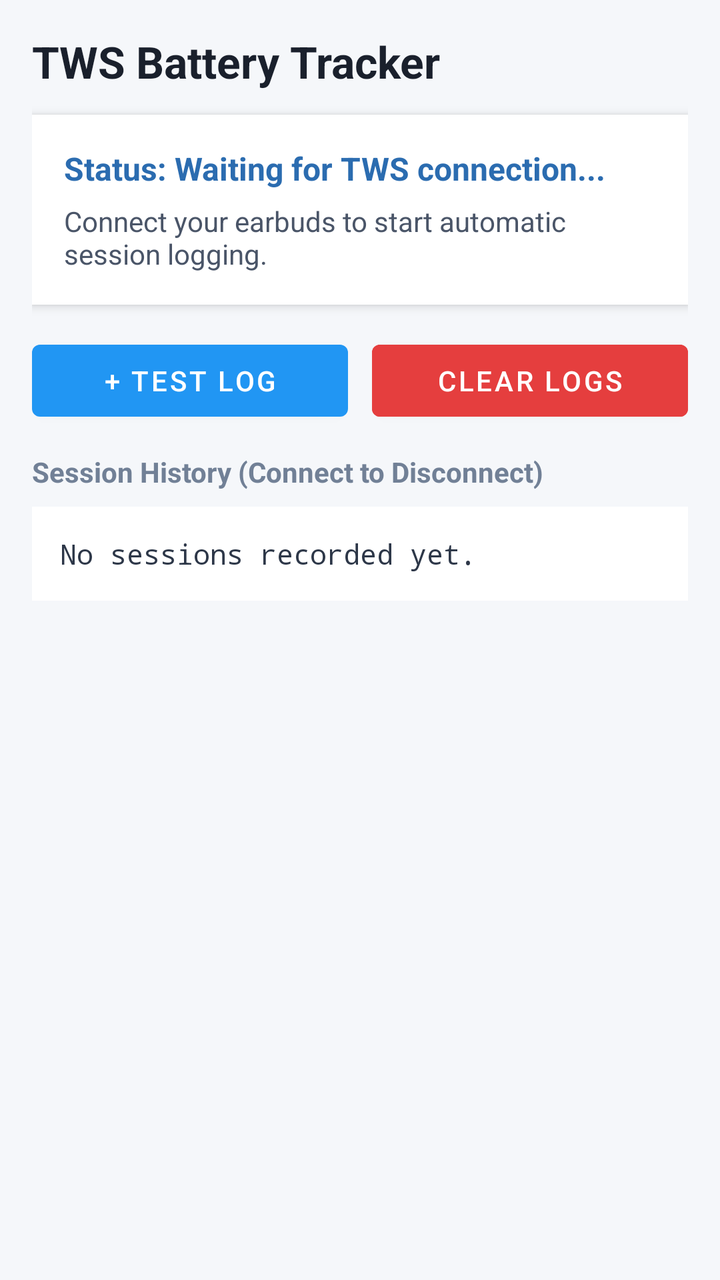
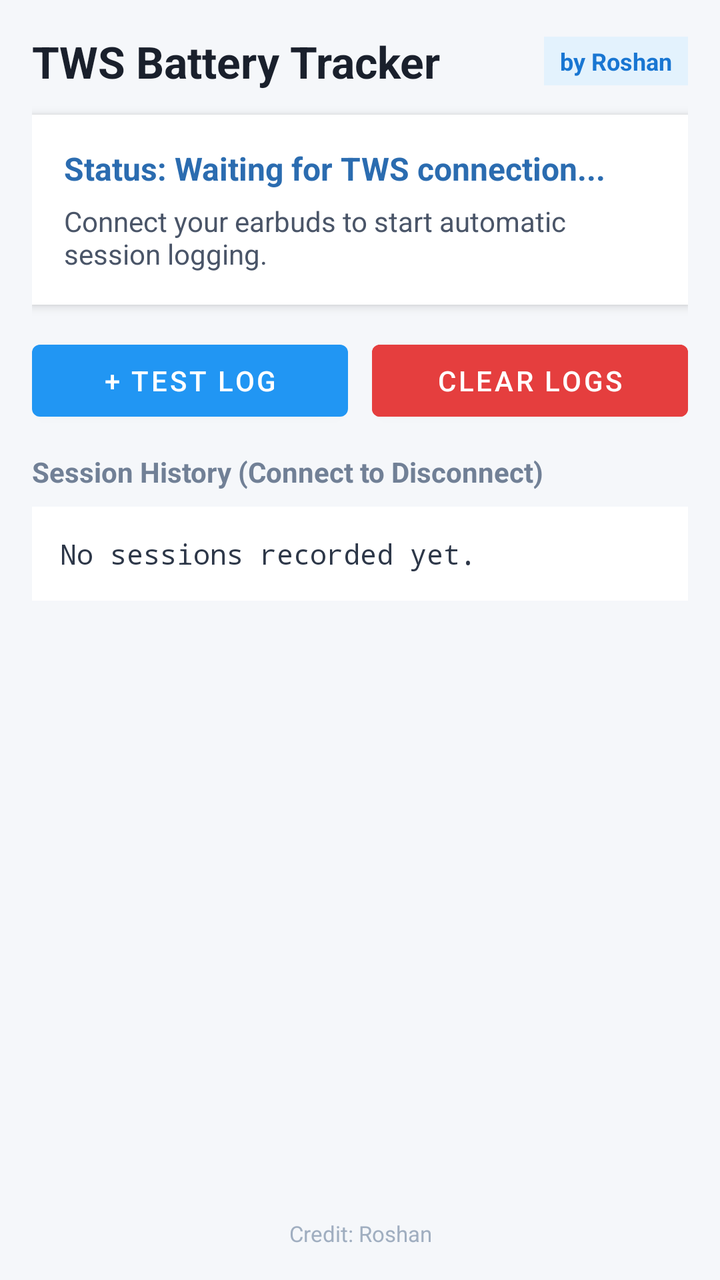

Screens rendered from an Android XML layout before and after an edit, with the pre-edit source and the edit as a unified diff.
<!-- AndroidManifest.xml: application theme Theme.TwsTracker -->
<!-- res/layout/activity_main.xml -->
<?xml version="1.0" encoding="utf-8"?>
<LinearLayout xmlns:android="http://schemas.android.com/apk/res/android"
    android:layout_width="match_parent"
    android:layout_height="match_parent"
    android:orientation="vertical"
    android:background="#F5F7FA"
    android:padding="16dp">

    
    <TextView
        android:layout_width="match_parent"
        android:layout_height="wrap_content"
        android:text="TWS Battery Tracker"
        android:textSize="22sp"
        android:textStyle="bold"
        android:textColor="#1A202C"
        android:layout_marginBottom="12dp" />

    
    <LinearLayout
        android:layout_width="match_parent"
        android:layout_height="wrap_content"
        android:orientation="vertical"
        android:background="#FFFFFF"
        android:padding="16dp"
        android:elevation="3dp"
        android:layout_marginBottom="14dp">

        <TextView
            android:id="@+id/tvLiveStatus"
            android:layout_width="match_parent"
            android:layout_height="wrap_content"
            android:text="Status: Waiting for TWS connection..."
            android:textSize="16sp"
            android:textStyle="bold"
            android:textColor="#2B6CB0" />

        <TextView
            android:id="@+id/tvLiveDetails"
            android:layout_width="match_parent"
            android:layout_height="wrap_content"
            android:text="Connect your earbuds to start automatic session logging."
            android:textSize="14sp"
            android:textColor="#4A5568"
            android:layout_marginTop="6dp" />
    </LinearLayout>

    
    <LinearLayout
        android:layout_width="match_parent"
        android:layout_height="wrap_content"
        android:orientation="horizontal"
        android:layout_marginBottom="12dp">

        <Button
            android:id="@+id/btnSimulate"
            android:layout_width="0dp"
            android:layout_weight="1"
            android:layout_height="wrap_content"
            android:text="+ Test Log"
            android:layout_marginEnd="6dp" />

        <Button
            android:id="@+id/btnClear"
            android:layout_width="0dp"
            android:layout_weight="1"
            android:layout_height="wrap_content"
            android:text="Clear Logs"
            android:backgroundTint="#E53E3E"
            android:layout_marginStart="6dp" />
    </LinearLayout>

    <TextView
        android:layout_width="match_parent"
        android:layout_height="wrap_content"
        android:text="Session History (Connect to Disconnect)"
        android:textSize="14sp"
        android:textStyle="bold"
        android:textColor="#718096"
        android:layout_marginBottom="8dp" />

    
    <ScrollView
        android:layout_width="match_parent"
        android:layout_height="0dp"
        android:layout_weight="1">

        <TextView
            android:id="@+id/tvLogs"
            android:layout_width="match_parent"
            android:layout_height="wrap_content"
            android:background="#FFFFFF"
            android:padding="14dp"
            android:textSize="14sp"
            android:textColor="#2D3748"
            android:lineSpacingExtra="4dp"
            android:fontFamily="monospace"
            android:text="No sessions recorded yet." />
    </ScrollView>

</LinearLayout>
<!-- resources referenced by this layout -->
<resources>
  <style name="Theme.TwsTracker" parent="Theme.MaterialComponents.DayNight.NoActionBar">
          <item name="colorPrimary">#2196F3</item>
          <item name="colorPrimaryVariant">#1976D2</item>
          <item name="colorOnPrimary">#FFFFFF</item>
      </style>
</resources>

<!-- the commit's change to res/layout/activity_main.xml (unified diff, before → after) -->
@@ -7,14 +7,35 @@
     android:padding="16dp">
 
     
-    <TextView
+    <LinearLayout
         android:layout_width="match_parent"
         android:layout_height="wrap_content"
-        android:text="TWS Battery Tracker"
-        android:textSize="22sp"
-        android:textStyle="bold"
-        android:textColor="#1A202C"
-        android:layout_marginBottom="12dp" />
+        android:orientation="horizontal"
+        android:gravity="center_vertical"
+        android:layout_marginBottom="12dp">
+
+        <TextView
+            android:layout_width="0dp"
+            android:layout_weight="1"
+            android:layout_height="wrap_content"
+            android:text="TWS Battery Tracker"
+            android:textSize="22sp"
+            android:textStyle="bold"
+            android:textColor="#1A202C" />
+
+        <TextView
+            android:layout_width="wrap_content"
+            android:layout_height="wrap_content"
+            android:text="by Roshan"
+            android:textSize="12sp"
+            android:textStyle="bold"
+            android:textColor="#1976D2"
+            android:background="#E3F2FD"
+            android:paddingStart="8dp"
+            android:paddingEnd="8dp"
+            android:paddingTop="4dp"
+            android:paddingBottom="4dp" />
+    </LinearLayout>
 
     
     <LinearLayout
@@ -98,4 +119,14 @@
             android:text="No sessions recorded yet." />
     </ScrollView>
 
+    
+    <TextView
+        android:layout_width="match_parent"
+        android:layout_height="wrap_content"
+        android:text="Credit: Roshan"
+        android:textSize="11sp"
+        android:textColor="#A0AEC0"
+        android:gravity="center"
+        android:layout_marginTop="8dp" />
+
 </LinearLayout>
